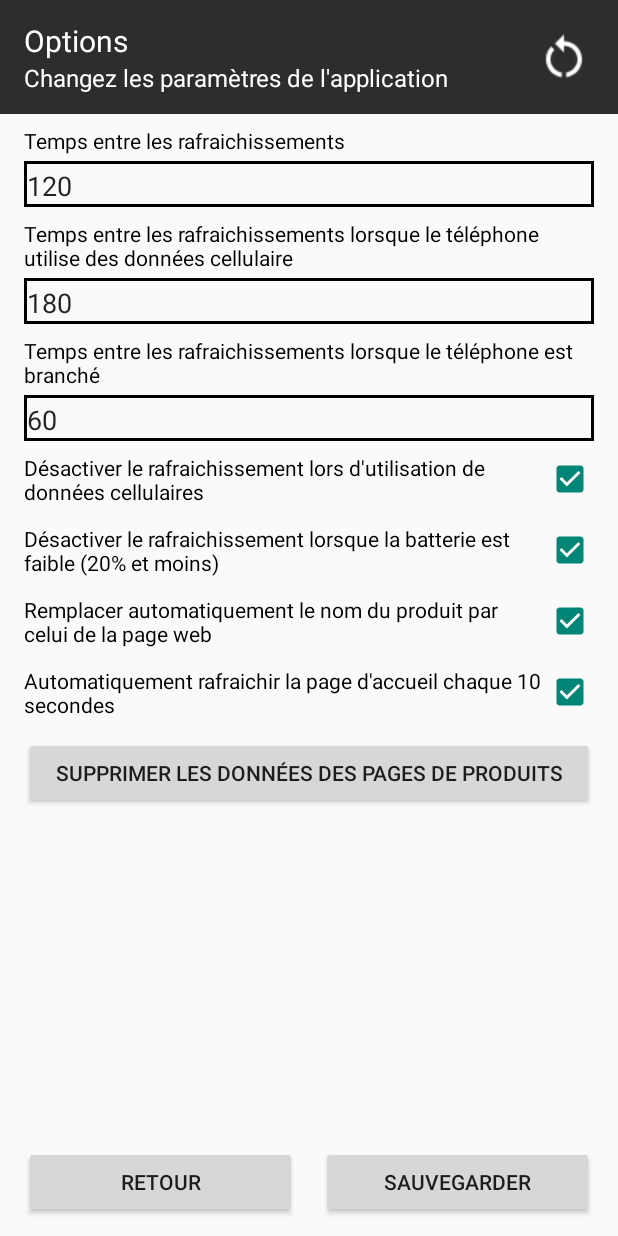
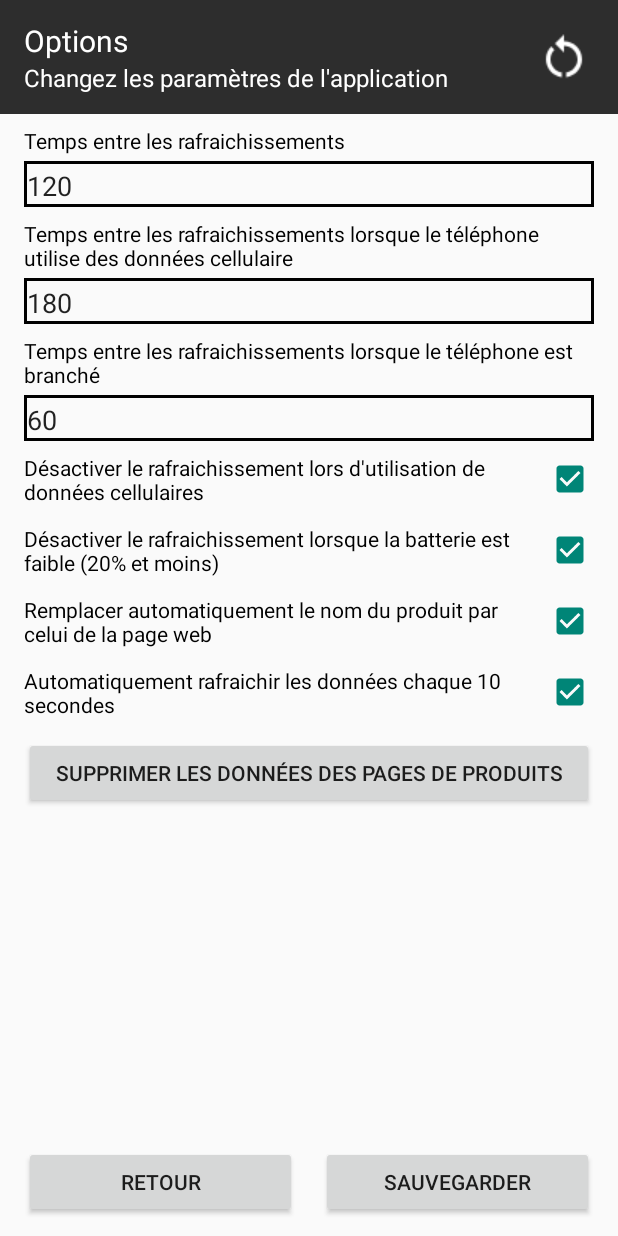
Before and after one commit to ThuGapy/TrouveurDArticle, an Android app: the Settings screen opened directly, with no data from a screen before it, on a phone screen of 412 x 824 dp. Run offline under Robolectric (Android 15) with nearby library versions, the phone set to English and light mode, and no system bars.

Commit message:
Fixs mineurs

```diff
--- a/app/src/main/java/net/info420/trouveurarticle/ChartData.java
+++ b/app/src/main/java/net/info420/trouveurarticle/ChartData.java
@@ -162,7 +162,7 @@ public class ChartData extends AppCompatActivity implements OnProductInteraction
     public void onDestroy() {
         super.onDestroy();
 
-        if (refreshHandler != null && refreshRunnable != null) {
+        if (refreshHandler != null || refreshRunnable != null) {
             refreshHandler.removeCallbacks(refreshRunnable);
         }
     }
--- a/app/src/main/java/net/info420/trouveurarticle/scrappers/ScrappingService.java
+++ b/app/src/main/java/net/info420/trouveurarticle/scrappers/ScrappingService.java
@@ -155,8 +155,6 @@ public class ScrappingService extends Service {
                                     throw new RuntimeException(e);
                                 }
                             }
-
-                            produitCursor.Close();
                         }
                     }).start();
                 }
--- a/app/src/main/res/values/strings.xml
+++ b/app/src/main/res/values/strings.xml
@@ -9,7 +9,7 @@
     <string name="d_sactiver_le_rafraichissement_cell">Désactiver le rafraichissement lors d\'utilisation de données cellulaires</string>
     <string name="d_sactiver_le_rafraichissement_low_battery">Désactiver le rafraichissement lorsque la batterie est faible (20% et moins)</string>
     <string name="remplacer_automatiquement_le_nom_du_produit">Remplacer automatiquement le nom du produit par celui de la page web</string>
-    <string name="automatiquement_rafraichir_la_page_d_accueil">Automatiquement rafraichir la page d\'accueil chaque 10 secondes</string>
+    <string name="automatiquement_rafraichir_la_page_d_accueil">Automatiquement rafraichir les données chaque 10 secondes</string>
     <string name="donner_les_permissions_de_notifications">Donner les permissions de notifications</string>
     <string name="supprimer_les_donn_es_des_pages_de_produits">Supprimer les données des pages de produits</string>
     <string name="vider">Vider</string>
```
Also changed, not shown: app/src/main/java/net/info420/trouveurarticle/AddProductView.java (+9 -1 lines), 1 other file.
